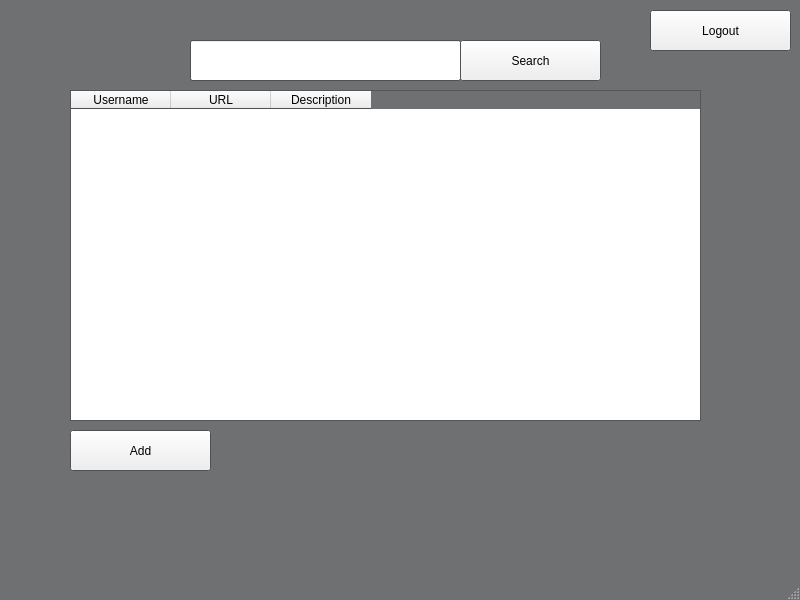
Before: the Qt Designer form ui/mainwindow.ui in zacharyeinspanier/password_manager, drawn with Qt 5.
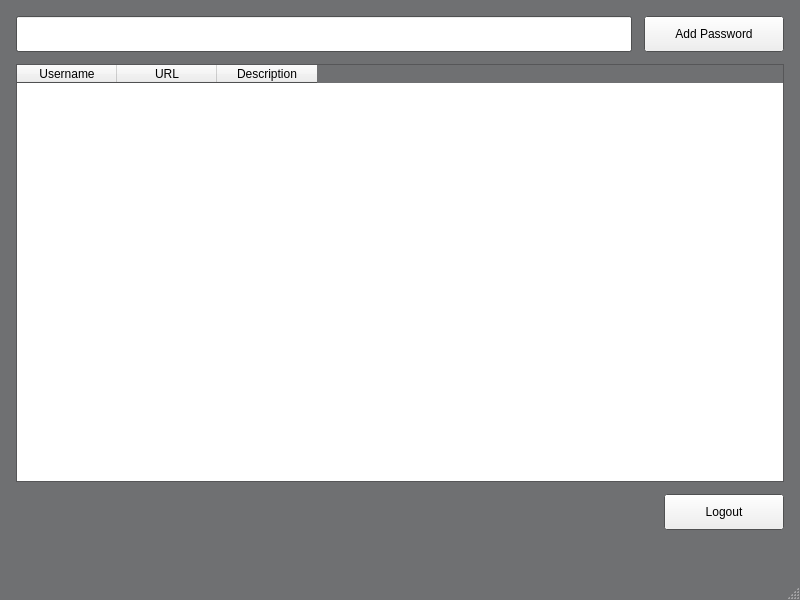
After: the same form once the commit is applied.

```diff
--- a/ui/mainwindow.ui
+++ b/ui/mainwindow.ui
@@ -222,33 +222,20 @@
    <widget class="QLineEdit" name="search_input">
     <property name="geometry">
      <rect>
-      <x>190</x>
-      <y>40</y>
-      <width>271</width>
-      <height>41</height>
+      <x>16</x>
+      <y>16</y>
+      <width>616</width>
+      <height>36</height>
      </rect>
     </property>
    </widget>
-   <widget class="QPushButton" name="search_btn">
-    <property name="geometry">
-     <rect>
-      <x>460</x>
-      <y>40</y>
-      <width>141</width>
-      <height>41</height>
-     </rect>
-    </property>
-    <property name="text">
-     <string>Search</string>
-    </property>
-   </widget>
    <widget class="QTableWidget" name="password_table">
     <property name="geometry">
      <rect>
-      <x>70</x>
-      <y>90</y>
-      <width>631</width>
-      <height>331</height>
+      <x>16</x>
+      <y>64</y>
+      <width>768</width>
+      <height>418</height>
      </rect>
     </property>
     <column>
@@ -270,43 +257,29 @@
    <widget class="QPushButton" name="password_add_btn">
     <property name="geometry">
      <rect>
-      <x>70</x>
-      <y>430</y>
-      <width>141</width>
-      <height>41</height>
+      <x>644</x>
+      <y>16</y>
+      <width>140</width>
+      <height>36</height>
      </rect>
     </property>
     <property name="text">
-     <string>Add</string>
+     <string>Add Password</string>
     </property>
    </widget>
    <widget class="QPushButton" name="logout_btn">
     <property name="geometry">
      <rect>
-      <x>650</x>
-      <y>10</y>
-      <width>141</width>
-      <height>41</height>
+      <x>664</x>
+      <y>494</y>
+      <width>120</width>
+      <height>36</height>
      </rect>
     </property>
     <property name="text">
      <string>Logout</string>
     </property>
    </widget>
-   <widget class="QPushButton" name="cancel_search_btn">
-    <property name="geometry">
-     <rect>
-      <x>460</x>
-      <y>40</y>
-      <width>141</width>
-      <height>41</height>
-     </rect>
-    </property>
-    <property name="text">
-     <string>Cancel</string>
-    </property>
-   </widget>
-   <zorder>cancel_search_btn</zorder>
    <zorder>login_btn</zorder>
    <zorder>create_acc_btn</zorder>
    <zorder>username_input</zorder>
```
Left out of the diff: 3 changed lines with no effect on the pictures.
